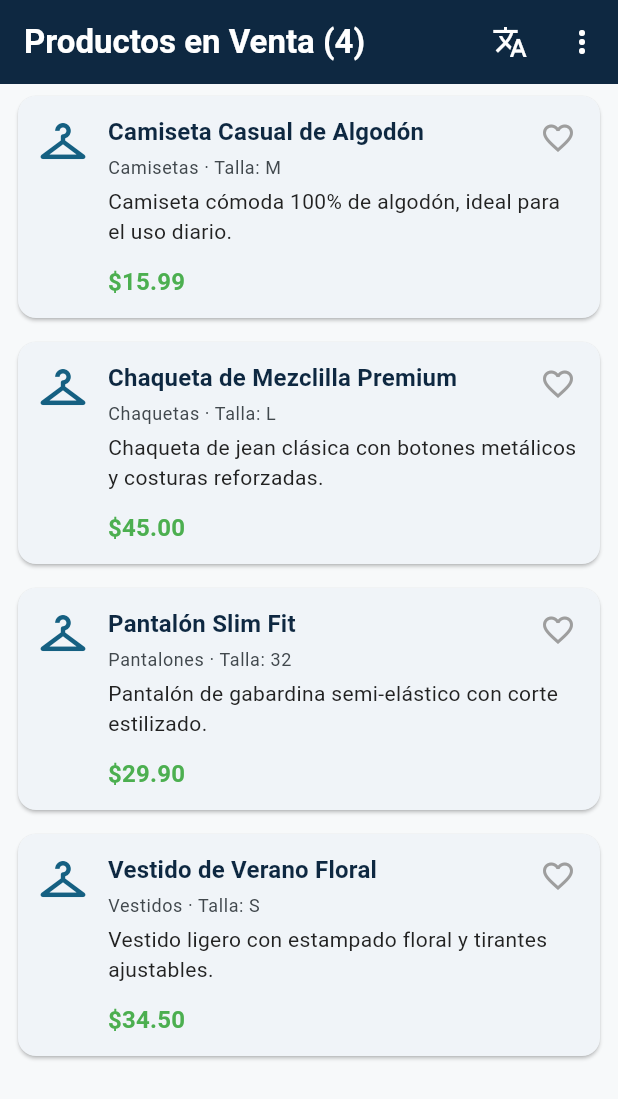
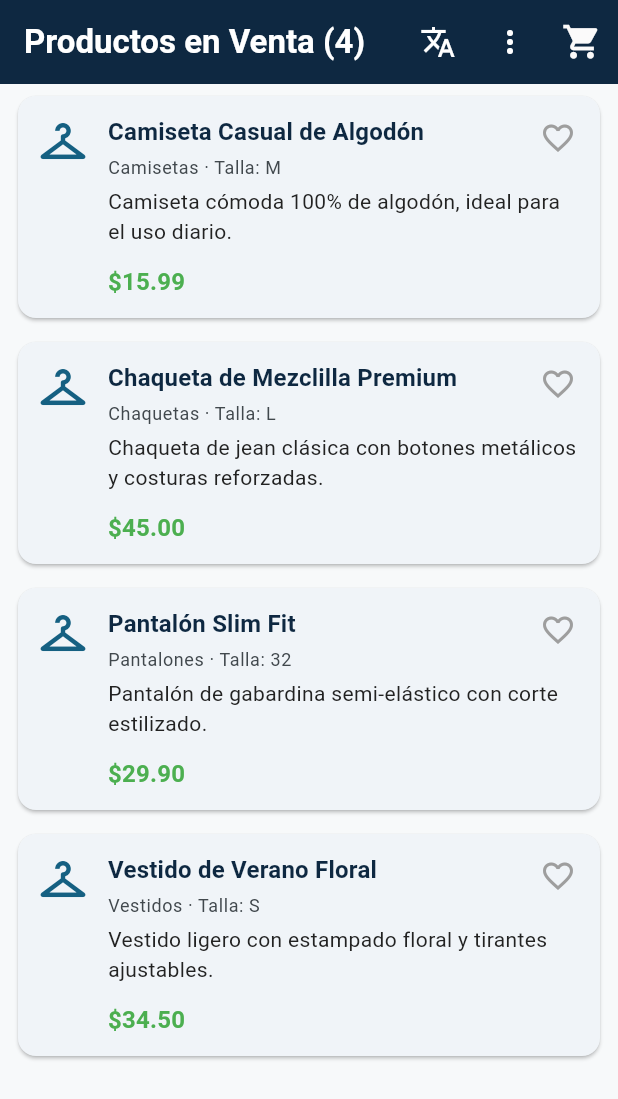
Before and after one commit to LuisTayupanda/ui_ventas, a Flutter app: the InicioScreen screen opened directly, on a phone screen of 412 x 824 dp. Shown: the top 1099 px of the screen. Run offline on Flutter 3.47's test engine with Material 3 defaults, Android fonts, the phone set to English and light mode, and no system bars; our stand-ins replace dio, flutter_map, flutter_secure_storage, geolocator, get, hive and 2 more; accounts and stored records are empty; network calls fail.

Commit message:
Lista de productos, vizualizacion de detalle, agregar al carrito de compras, mostrar valor total a cacenlas

```diff
--- a/lib/main.dart
+++ b/lib/main.dart
@@ -68,11 +68,11 @@ Future<void> main() async {
 
   debugPrint('9. EJECUTANDO RUNAPP');
 
-  runApp(const ExploraEcApp());
+  runApp(const Ventas());
 }
 
-class ExploraEcApp extends StatelessWidget {
-  const ExploraEcApp({super.key});
+class Ventas extends StatelessWidget {
+  const Ventas({super.key});
 
   @override
   Widget build(BuildContext context) {
--- a/lib/screens/inicio_screen.dart
+++ b/lib/screens/inicio_screen.dart
@@ -14,6 +14,7 @@ import '../widgets/loading_view.dart';
 import '../widgets/place_card.dart';
 import 'add_place_screen.dart';
 import '../services/settings_service.dart';
+import '../screens/comprasFavoritos_screen.dart';
 
 class InicioScreen extends GetView<ProductosController> {
   const InicioScreen({super.key});
@@ -47,6 +48,40 @@ class InicioScreen extends GetView<ProductosController> {
               // PopupMenuItem(value: 'error', child: Text('sim_error'.tr)),
               PopupMenuItem(value: 'cerrar', child: Text('cerrar sesion'.tr)),
             ],
+          ),
+          IconButton(
+            tooltip: 'Mis favoritos',
+            onPressed: () {
+              Get.to(() => const ComprasFavoritosScreen());
+            },
+            icon: Obx(() {
+              return Stack(
+                clipBehavior: Clip.none,
+                children: [
+                  const Icon(
+                    Icons.shopping_cart,
+                    color: Color.fromARGB(255, 251, 250, 250),
+                    size: 27,
+                  ),
+                  if (controller.favoritos.isNotEmpty)
+                    Positioned(
+                      right: -8,
+                      top: -8,
+                      child: CircleAvatar(
+                        radius: 9,
+                        backgroundColor: Colors.red,
+                        child: Text(
+                          '${controller.favoritos.length}',
+                          style: const TextStyle(
+                            fontSize: 10,
+                            color: Colors.white,
+                          ),
+                        ),
+                      ),
+                    ),
+                ],
+              );
+            }),
           ),
         ],
       ),
--- a/lib/screens/ventas_screen.dart
+++ b/lib/screens/ventas_screen.dart
@@ -231,7 +231,7 @@ class _RootShellState extends State<RootShell> {
       body: switch (_indiceActual) {
         0 => const InicioScreen(),
         1 => const MapScreen(),
-        2 => const FavoritosScreen(),
+        // 2 => const FavoritosScreen(),
         _ => const AssistantScreen(),
       },
       bottomNavigationBar: BottomNavigationBar(
@@ -243,8 +243,8 @@ class _RootShellState extends State<RootShell> {
               icon: const Icon(Icons.home), label: 'inicio'.tr),
           BottomNavigationBarItem(
               icon: const Icon(Icons.map), label: 'mapa'.tr),
-          BottomNavigationBarItem(
-              icon: const Icon(Icons.shopping_cart), label: 'carrito'.tr),
+          // BottomNavigationBarItem(
+          //  icon: const Icon(Icons.shopping_cart), label: 'carrito'.tr),
           // BottomNavigationBarItem(
           //     icon: const Icon(Icons.receipt_long), label: 'gastos'.tr),
           BottomNavigationBarItem(
```
Also changed, not shown: lib/controllers/productos_controller.dart (+20 -18 lines), lib/screens/comprasFavoritos_screen.dart (added, +173 -0 lines).
